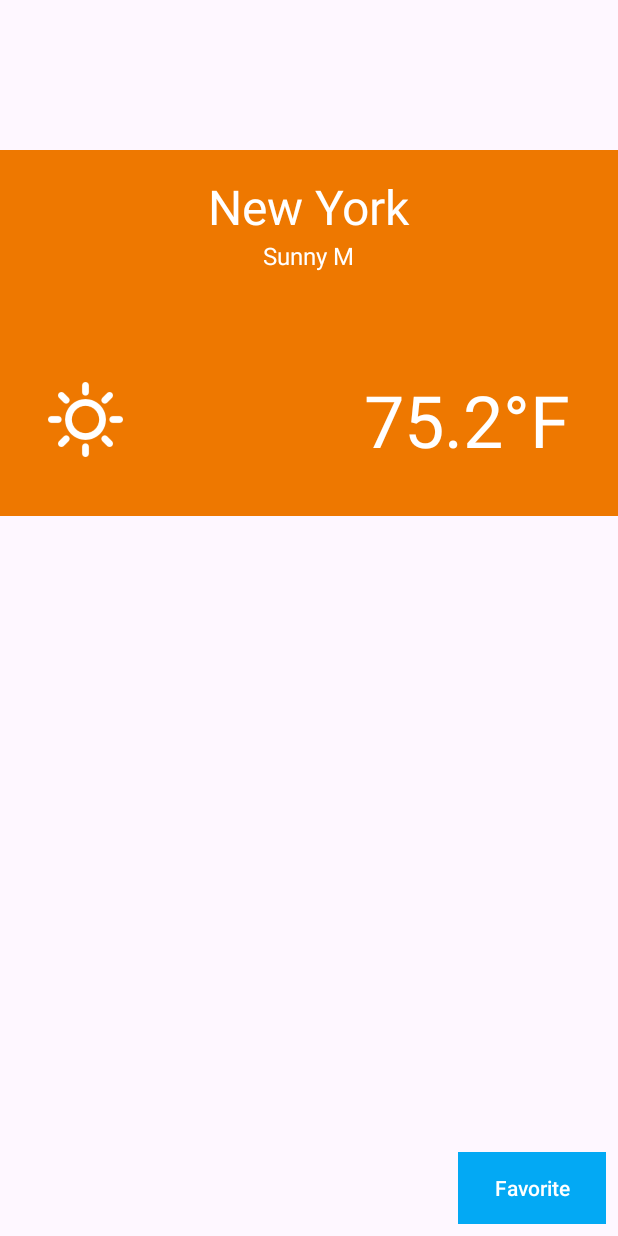
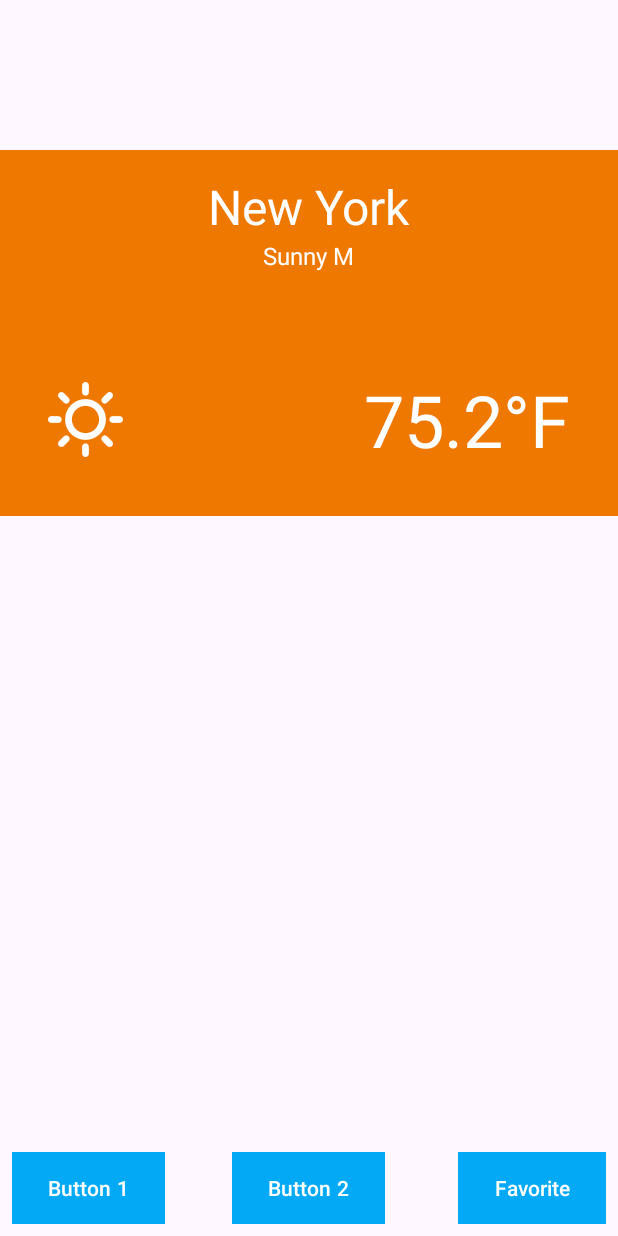
Before and after one commit to WilliamBrehier/WeatherApp, an Android app: the screen it shows after launch (MainActivity), on a phone screen of 412 x 824 dp. Run offline under Robolectric (Android 15) with nearby library versions, the phone set to English and light mode, and no system bars.

Commit message:
onClick button

```diff
--- a/app/src/main/java/fr/william/weatherapp/MainActivity.java
+++ b/app/src/main/java/fr/william/weatherapp/MainActivity.java
@@ -17,6 +17,7 @@ public class MainActivity extends AppCompatActivity {
     private View mViewApp;
     private TextView mTextViewNoInternet;
     private Button mButtonFavorite;
+    private Button mButton2;
 
 
     @Override
@@ -38,10 +39,22 @@ public class MainActivity extends AppCompatActivity {
             mButtonFavorite = findViewById(R.id.button_favorite);
             mButtonFavorite.setVisibility(Button.GONE);
 
+            mButton2 = findViewById(R.id.button_2);
+            mButton2.setVisibility(Button.GONE);
+
 
             mTextViewNoInternet = findViewById(R.id.text_view_no_internet);
             mTextViewNoInternet.setVisibility(TextView.VISIBLE);
             mTextViewNoInternet.setText(getText(R.string.no_internet));
         }
+        mButton2 = findViewById(R.id.button_2);
+        mButton2.setOnClickListener(view -> Toast.makeText(MainActivity.this, getText(R.string.onclick2), Toast.LENGTH_SHORT).show());
+    }
+
+    public void onClick1(View view) {
+        Button button = (Button) view;
+        String textButton = button.getText().toString();
+        String message = getString(R.string.ClickOn, textButton);
+        Toast.makeText(this, message, Toast.LENGTH_SHORT).show();
     }
 }
--- a/app/src/main/res/layout/activity_main.xml
+++ b/app/src/main/res/layout/activity_main.xml
@@ -71,6 +71,24 @@
         android:layout_height="wrap_content"
         android:layout_centerInParent="true"/>
 
+    <Button
+        android:layout_width="wrap_content"
+        android:layout_height="wrap_content"
+        android:layout_alignParentBottom="true"
+        android:layout_margin="8dp"
+        android:background="@color/colorPrimary"
+        android:text="@string/bouton_1"
+        android:onClick="onClick1"/>
+
+    <Button
+        android:id="@+id/button_2"
+        android:layout_width="wrap_content"
+        android:layout_height="wrap_content"
+        android:layout_alignParentBottom="true"
+        android:layout_centerInParent="true"
+        android:layout_margin="8dp"
+        android:background="@color/colorPrimary"
+        android:text="@string/bouton_2"/>
 
     <Button
         android:id="@+id/button_favorite"
@@ -80,6 +98,7 @@
         android:layout_alignParentEnd="true"
         android:layout_margin="8dp"
         android:background="@color/colorPrimary"
-        android:text="@string/favorite">
-    </Button>
+        android:text="@string/favorite"
+        android:onClick="onClick1"/>
+
 </RelativeLayout>
--- a/app/src/main/res/values/strings.xml
+++ b/app/src/main/res/values/strings.xml
@@ -5,4 +5,9 @@
     <string name="city_temp">75.2°F</string>
     <string name="favorite">Favorite</string>
     <string name="no_internet">No Internet Connection</string>
+    <string name="onclick1">Click on button 1</string>
+    <string name="onclick2">Click on button 2</string>
+    <string name="bouton_1">Button 1</string>
+    <string name="bouton_2">Button 2</string>
+    <string name="ClickOn">%1$s has been pressed</string>
 </resources>
```
Also changed, not shown: 1 other file.
